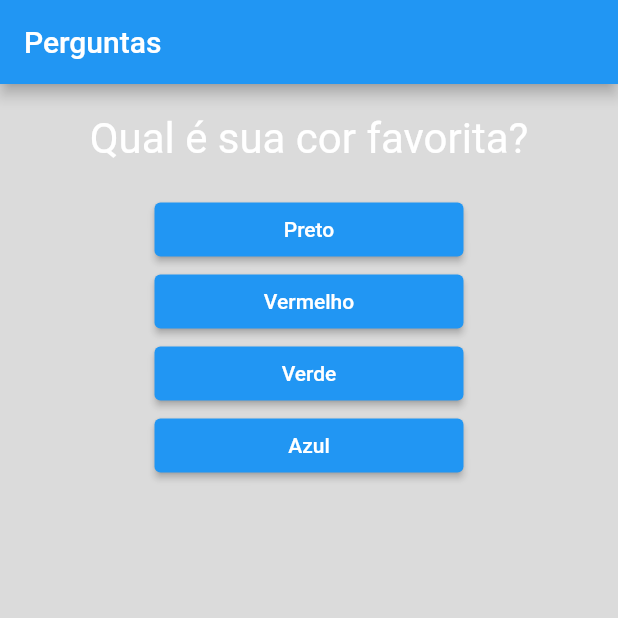
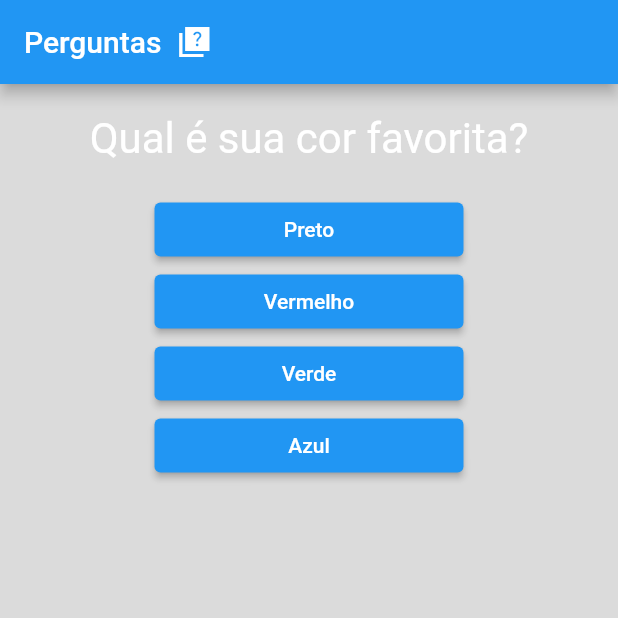
Before and after one commit to niltoneapontes/app-perguntas-flutter, a Flutter app: the screen it shows after launch, on a phone screen of 412 x 824 dp, the top half of it. Run offline on Flutter 3.47's test engine with Material 2 defaults, Android fonts, the phone set to English and light mode, and no system bars.

Commit message:
adicionar icone

```diff
--- a/lib/main.dart
+++ b/lib/main.dart
@@ -82,7 +82,12 @@ class _PerguntaAppState extends State<PerguntaApp> {
     return MaterialApp(
       home: Scaffold(
         appBar: AppBar(
-          title: Text('Perguntas'),
+          title: Row(
+            children: [
+              Text('Perguntas  '),
+              Icon(Icons.quiz_sharp),
+            ],
+          ),
         ),
         body: temPerguntaSelecionada
             ? Questionario(
```
